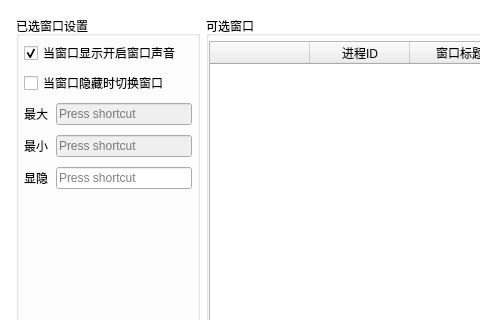
Old version of the form OneKeyHide/ui/newdialog.ui in the repository BiteBit/OneKeyHide; both pictures show x 0 to 480 and y 0 to 320 of the 992 by 496 pixel window.
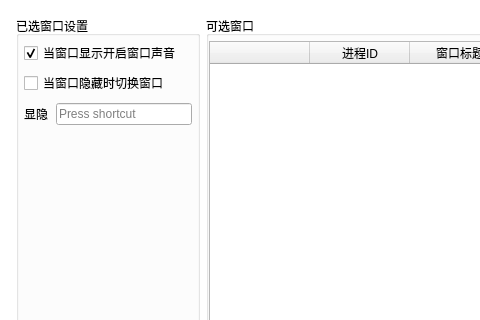
New version of the form.

Commit message: 去除最大化最小化 完善程序 添加制作安装包 添加制作许可

```diff
--- a/OneKeyHide/ui/newdialog.ui
+++ b/OneKeyHide/ui/newdialog.ui
@@ -95,99 +95,6 @@
             </item>
             <item>
              <layout class="QVBoxLayout" name="verticalLayout_3">
-              <item>
-               <layout class="QHBoxLayout" name="horizontalLayout_3">
-                <item>
-                 <widget class="QLabel" name="label">
-                  <property name="minimumSize">
-                   <size>
-                    <width>26</width>
-                    <height>26</height>
-                   </size>
-                  </property>
-                  <property name="maximumSize">
-                   <size>
-                    <width>26</width>
-                    <height>26</height>
-                   </size>
-                  </property>
-                  <property name="styleSheet">
-                   <string notr="true"/>
-                  </property>
-                  <property name="text">
-                   <string>最大</string>
-                  </property>
-                 </widget>
-                </item>
-                <item>
-                 <widget class="QKeySequenceEdit" name="keySequenceEditMax">
-                  <property name="enabled">
-                   <bool>false</bool>
-                  </property>
-                  <property name="minimumSize">
-                   <size>
-                    <width>0</width>
-                    <height>26</height>
-                   </size>
-                  </property>
-                  <property name="maximumSize">
-                   <size>
-                    <width>16777215</width>
-                    <height>26</height>
-                   </size>
-                  </property>
-                  <property name="toolTip">
-                   <string>&lt;html&gt;&lt;head/&gt;&lt;body&gt;&lt;p&gt;&lt;span style=&quot; font-size:10pt; font-weight:600; color:#00aaff;&quot;&gt; 请开始按您需要设置的快捷键&lt;/span&gt;&lt;/p&gt;&lt;/body&gt;&lt;/html&gt;</string>
-                  </property>
-                 </widget>
-                </item>
-               </layout>
-              </item>
-              <item>
-               <layout class="QHBoxLayout" name="horizontalLayout_4">
-                <item>
-                 <widget class="QLabel" name="label_2">
-                  <property name="minimumSize">
-                   <size>
-                    <width>26</width>
-                    <height>26</height>
-                   </size>
-                  </property>
-                  <property name="maximumSize">
-                   <size>
-                    <width>26</width>
-                    <height>26</height>
-                   </size>
-                  </property>
-                  <property name="text">
-                   <string>最小</string>
-                  </property>
-                 </widget>
-                </item>
-                <item>
-                 <widget class="QKeySequenceEdit" name="keySequenceEditMin">
-                  <property name="enabled">
-                   <bool>false</bool>
-                  </property>
-                  <property name="minimumSize">
-                   <size>
-                    <width>0</width>
-                    <height>26</height>
-                   </size>
-                  </property>
-                  <property name="maximumSize">
-                   <size>
-                    <width>16777215</width>
-                    <height>26</height>
-                   </size>
-                  </property>
-                  <property name="toolTip">
-                   <string>&lt;html&gt;&lt;head/&gt;&lt;body&gt;&lt;p&gt;&lt;span style=&quot; font-size:10pt; font-weight:600; color:#00aaff;&quot;&gt; 请开始按您需要设置的快捷键&lt;/span&gt;&lt;/p&gt;&lt;/body&gt;&lt;/html&gt;</string>
-                  </property>
-                 </widget>
-                </item>
-               </layout>
-              </item>
               <item>
                <layout class="QHBoxLayout" name="horizontalLayout_5">
                 <item>
```
The commit also changes 18 other files.
